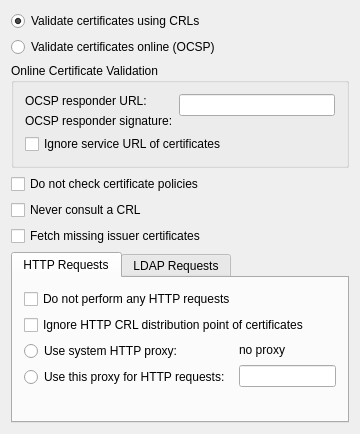
This is kmail/ui/smimeconfiguration.ui in chusopr/kdepim-ktimetracker-akonadi as Qt 5 draws it before an edit. The edited form follows.
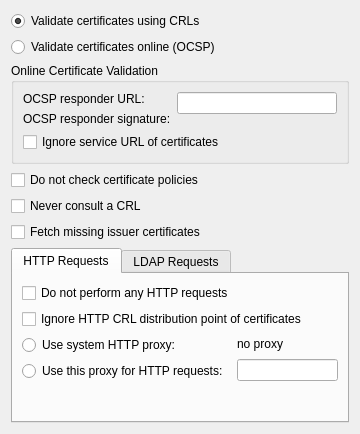
This is the edited form. Custom widgets are drawn as their Qt base class.

The edit to the form file:
```diff
--- a/kmail/ui/smimeconfiguration.ui
+++ b/kmail/ui/smimeconfiguration.ui
@@ -282,8 +282,6 @@
    </item>
   </layout>
  </widget>
- <layoutdefault spacing="6" margin="11" />
- <pixmapfunction>qPixmapFromMimeSource</pixmapfunction>
  <customwidgets>
   <customwidget>
    <class>Kleo::KeyRequester</class>
```
